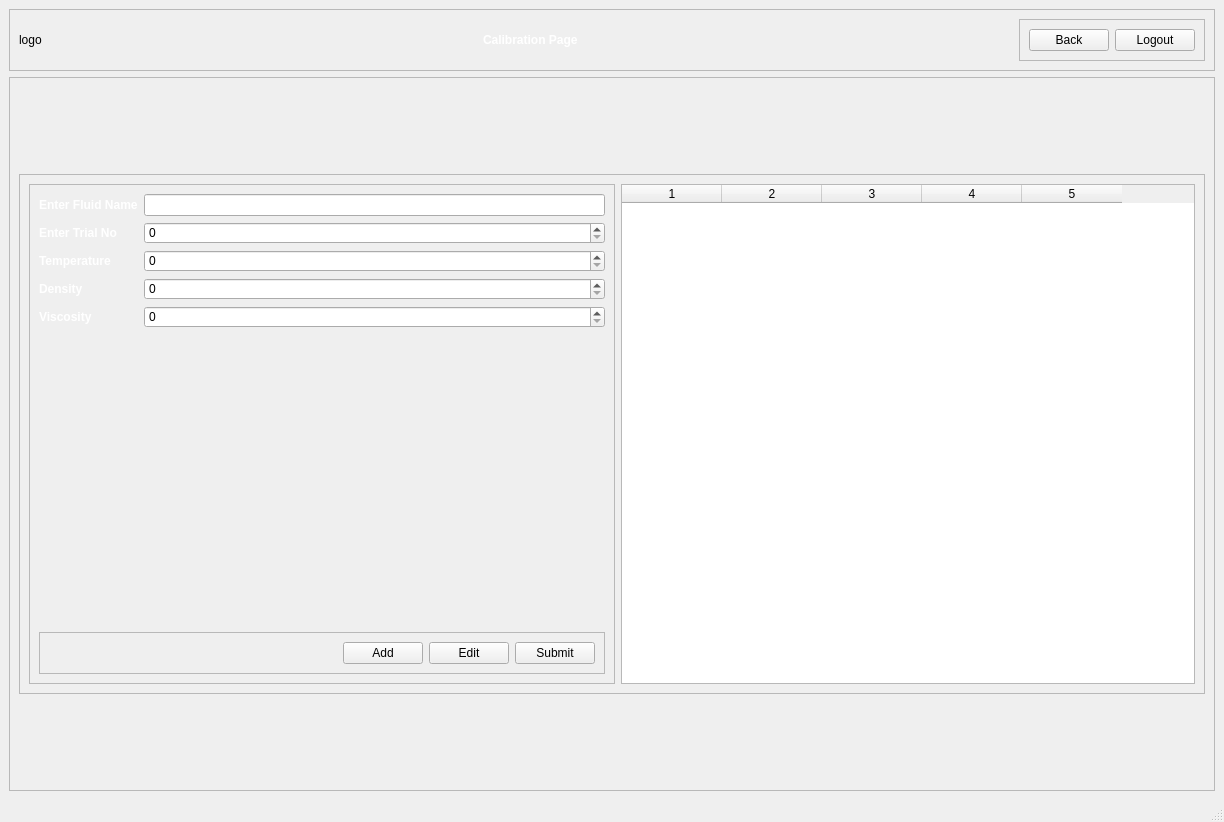
Before: the Qt Designer form calibrationPage.ui in Jeffrey-Ragland/pyqt5IOCLTwo, drawn with Qt 5.
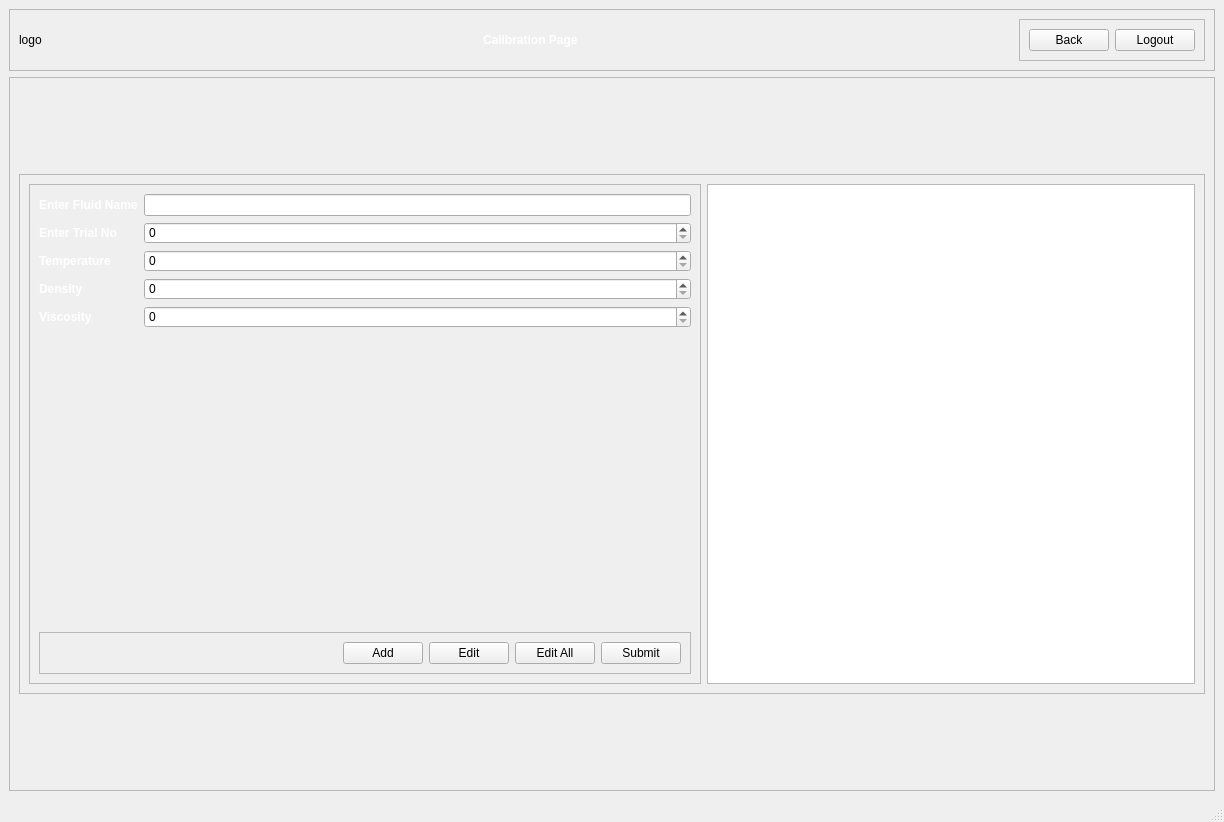
After: the same form once the commit is applied.

Commit message: deletion login in progress

Patch:
```diff
--- a/calibrationPage.ui
+++ b/calibrationPage.ui
@@ -163,7 +163,11 @@
               </widget>
              </item>
              <item row="1" column="1">
-              <widget class="QSpinBox" name="trialNoInput"/>
+              <widget class="QSpinBox" name="trialNoInput">
+               <property name="maximum">
+                <number>1000</number>
+               </property>
+              </widget>
              </item>
              <item row="2" column="0">
               <widget class="QLabel" name="label_4">
@@ -173,7 +177,11 @@
               </widget>
              </item>
              <item row="2" column="1">
-              <widget class="QSpinBox" name="temperatureInput"/>
+              <widget class="QSpinBox" name="temperatureInput">
+               <property name="maximum">
+                <number>1000</number>
+               </property>
+              </widget>
              </item>
              <item row="3" column="0">
               <widget class="QLabel" name="label_5">
@@ -183,7 +191,11 @@
               </widget>
              </item>
              <item row="3" column="1">
-              <widget class="QSpinBox" name="densityInput"/>
+              <widget class="QSpinBox" name="densityInput">
+               <property name="maximum">
+                <number>1000</number>
+               </property>
+              </widget>
              </item>
              <item row="4" column="0">
               <widget class="QLabel" name="label_6">
@@ -193,7 +205,11 @@
               </widget>
              </item>
              <item row="4" column="1">
-              <widget class="QSpinBox" name="viscosityInput"/>
+              <widget class="QSpinBox" name="viscosityInput">
+               <property name="maximum">
+                <number>1000</number>
+               </property>
+              </widget>
              </item>
              <item row="5" column="0">
               <spacer name="verticalSpacer">
@@ -257,6 +273,13 @@
                   </property>
                  </widget>
                 </item>
+                <item>
+                 <widget class="QPushButton" name="calibrationEditAllButton">
+                  <property name="text">
+                   <string>Edit All</string>
+                  </property>
+                 </widget>
+                </item>
                 <item>
                  <widget class="QPushButton" name="calibrationSubmitButton">
                   <property name="text">
@@ -273,13 +296,14 @@
           <item>
            <widget class="QTableWidget" name="calibrationTable">
             <property name="columnCount">
-             <number>5</number>
+             <number>0</number>
             </property>
-            <column/>
-            <column/>
-            <column/>
-            <column/>
-            <column/>
+            <attribute name="horizontalHeaderVisible">
+             <bool>true</bool>
+            </attribute>
+            <attribute name="horizontalHeaderStretchLastSection">
+             <bool>false</bool>
+            </attribute>
            </widget>
           </item>
          </layout>
```
Left out of the diff: 2 changed lines with no effect on the pictures. The commit also changes 2 other files.
